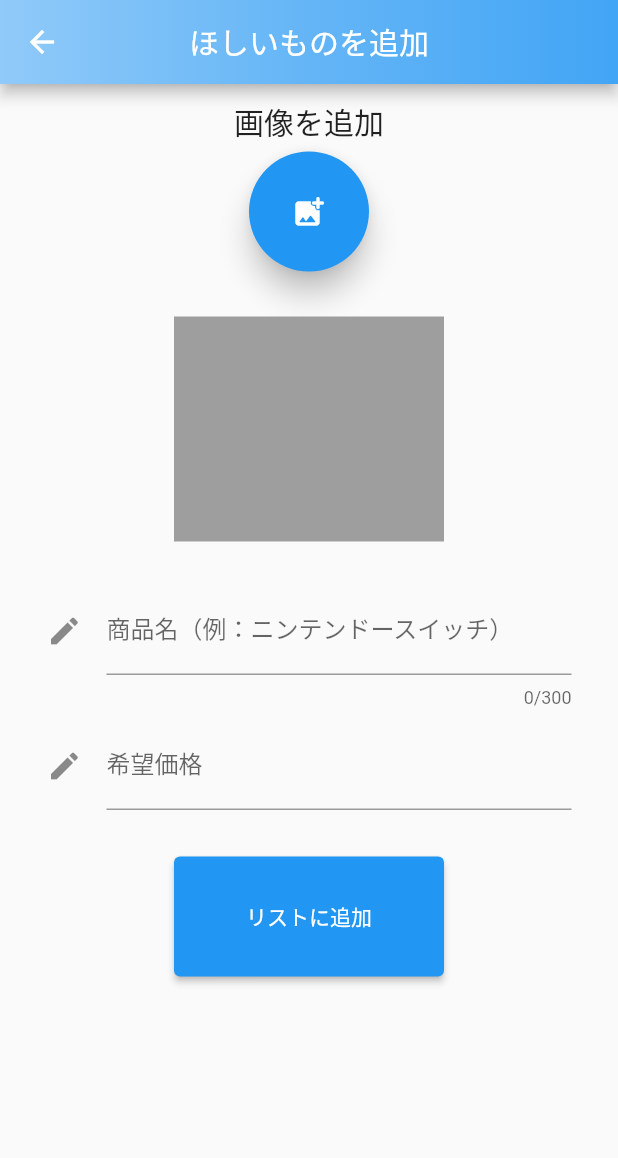
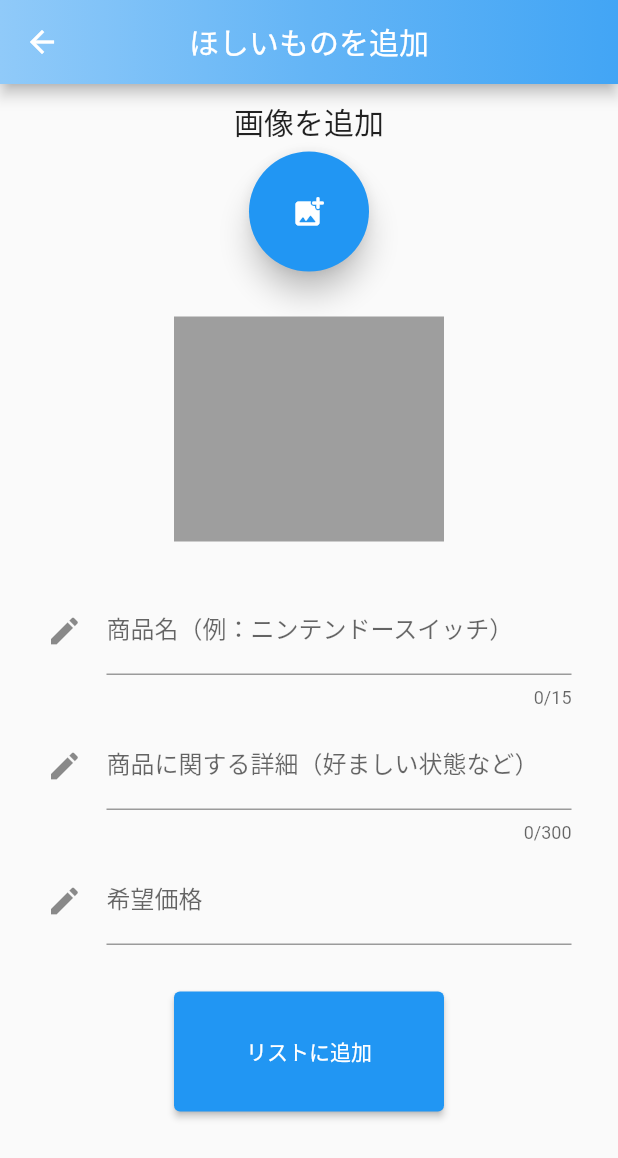
Before and after one commit to Ohno0704/Buyear, a Flutter app: the WantListPage screen opened by its route, after a tap on the "add" icon, on a phone screen of 412 x 824 dp. Shown: the top 1158 px of the screen. Run offline on Flutter 3.47's test engine with Material 2 defaults, Android fonts, the phone set to English and light mode, and no system bars; our stand-ins replace cloud_firestore, firebase_auth, firebase_core, firebase_storage, flutter_chat_types, flutter_chat_ui and 3 more; accounts and stored records are empty.

Commit message:
商品名の項目追加

```diff
--- a/lib/routes/Home/HomePage.dart
+++ b/lib/routes/Home/HomePage.dart
@@ -103,7 +103,7 @@ class _HomePageState extends State<HomePage> {
                       Navigator.push(
                         context,
                         MaterialPageRoute(
-                          builder: (context) => ItemPage(data.id, data["itemURL"], data["price"], data['text'], data['userName'], data["contributorID"]),
+                          builder: (context) => ItemPage(data.id, data["itemURL"], data["price"], data['text'], data['userName'], data["contributorID"], data['itemName']),
                           fullscreenDialog: true,
                         )
                       );
--- a/lib/routes/Shopping/WantList/AddWantListPage.dart
+++ b/lib/routes/Shopping/WantList/AddWantListPage.dart
@@ -30,8 +30,8 @@ class _AddWantListState extends State<AddWantListPage> {
   String? storageURL;
   String? userID;
   String date = DateTime.now().toIso8601String();
-  String text = '新品';
   String? userName;
+  String? itemName;
 
   Future addItem() async{
 
@@ -56,11 +56,11 @@ class _AddWantListState extends State<AddWantListPage> {
       // if(imageURL != null) {
         FirebaseFirestore.instance.collection('wantList').add({
           'itemURL': imageURL!,
-          'title': '${_text}',
+          'title': '${itemName}',
           'price': price,
           'contributorID': "${userID}",
           'date': '${date}',
-          'text': '${text}',
+          'text': '${_text}',
           'userName': '${userName}'
         });
       // }
@@ -118,6 +118,12 @@ class _AddWantListState extends State<AddWantListPage> {
       imageURL = fileURL;
     });
     return returnURL!;
+  }
+
+  void _handleItemName(String e) {
+    setState(() {
+      itemName = e;
+    });
   }
 
   void _handleText(String e) {
@@ -207,11 +213,27 @@ class _AddWantListState extends State<AddWantListPage> {
                   keyboardType: TextInputType.multiline,
                   maxLines: null,
                   cursorColor: Colors.black,
+                  maxLength: 15,
+                  onChanged: _handleItemName,
+                  decoration: const InputDecoration(
+                    icon: Icon(Icons.mode_edit),
+                    labelText: '商品名（例：ニンテンドースイッチ）',
+                  ),
+                ),
+              ),
+              SizedBox(
+                height: 90,
+                width: 350,
+                child: TextField(
+                  enabled: true,
+                  keyboardType: TextInputType.multiline,
+                  maxLines: null,
+                  cursorColor: Colors.black,
                   maxLength: 300,
                   onChanged: _handleText,
                   decoration: const InputDecoration(
                     icon: Icon(Icons.mode_edit),
-                    labelText: '商品名（例：ニンテンドースイッチ）',
+                    labelText: '商品に関する詳細（好ましい状態など）',
                   ),
                 ),
               ),
@@ -241,9 +263,9 @@ class _AddWantListState extends State<AddWantListPage> {
                           await addItem();
                           // Navigator.of(context).pop();
                           await Navigator.push(
-                          context,
-                          MaterialPageRoute(builder: (context) => WantListPage(),
-                          ),
+                            context,
+                            MaterialPageRoute(builder: (context) => WantListPage(),),
+                            // (route) => true,
                           );
                         } catch(e) {
                           print(e);
@@ -254,7 +276,11 @@ class _AddWantListState extends State<AddWantListPage> {
                         }
                       }
                 ),
-              )
+              ),
+              SizedBox(
+                height: 30,
+                width: 50,
+              ),
             ]
           )
         ),
--- a/lib/routes/Shopping/WantList/WantListPage.dart
+++ b/lib/routes/Shopping/WantList/WantListPage.dart
@@ -36,6 +36,11 @@ class _WantListPageState extends State<WantListPage> {
               MaterialPageRoute(builder: (context) => AddWantListPage(),
               )
             );
+            // Navigator.pushAndRemoveUntil(
+            //   context,
+            //   MaterialPageRoute(builder: (context) => AddWantListPage(),
+            //   (route) => false,
+            // );
           },
         ),
         body: Container(
@@ -56,7 +61,7 @@ class _WantListPageState extends State<WantListPage> {
                           TextSpan(
                           text: wantList.title,
                           style: TextStyle(
-                            fontSize: 18,
+                            fontSize: 15,
                             // color: Colors.red,
                             fontWeight: FontWeight.bold,
                             // fontStyle: FontStyle.italic
```
Also changed, not shown: lib/routes/Home/ItemPage.dart (+44 -19 lines), lib/routes/Shopping/SellPage.dart (+29 -1 lines), lib/routes/Shopping/WantList/WantItemPage.dart (+39 -17 lines).
